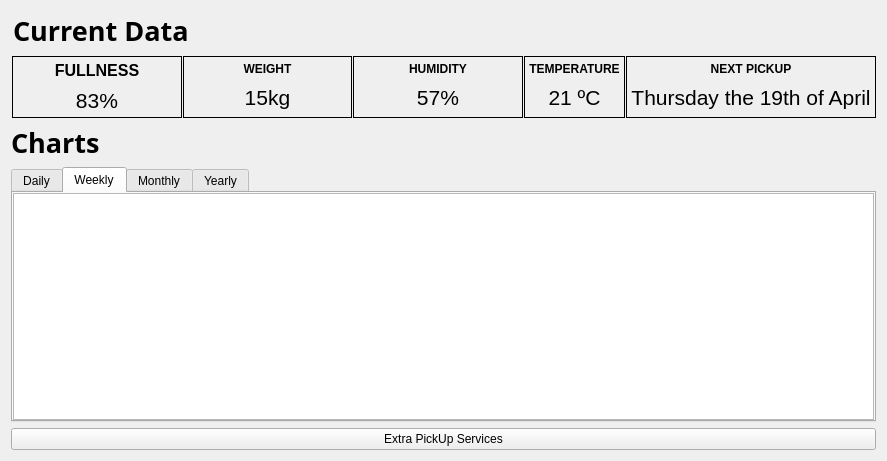
EduPonz/SmartTrashCan_B376, file datawindow.ui: the form before one commit.
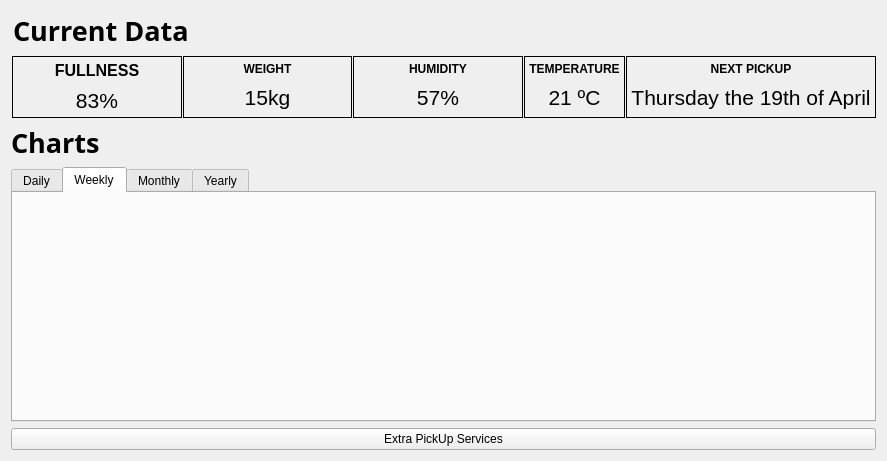
The form after the commit. The open tabs and pages were chosen to show the change. Icons and pictures are not drawn.

Commit message: Created the switch case for the daily, weekly, monthly, yearly tabs

The edit to the form file:
```diff
--- a/datawindow.ui
+++ b/datawindow.ui
@@ -517,7 +517,7 @@
              <number>0</number>
             </property>
             <item>
-             <widget class="QGraphicsView" name="graphicsView_3"/>
+             <layout class="QVBoxLayout" name="weekly_tab"/>
             </item>
            </layout>
           </widget>
```
Left out of the diff: 6 changed lines with no effect on the pictures. The commit also changes 2 other files.
